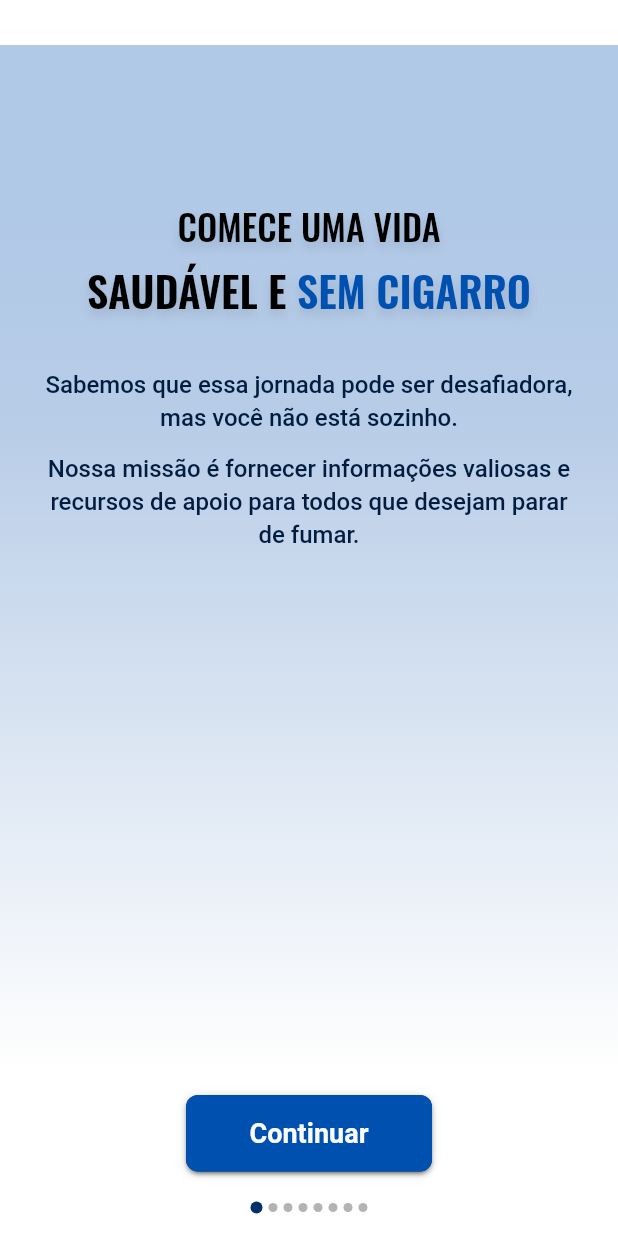
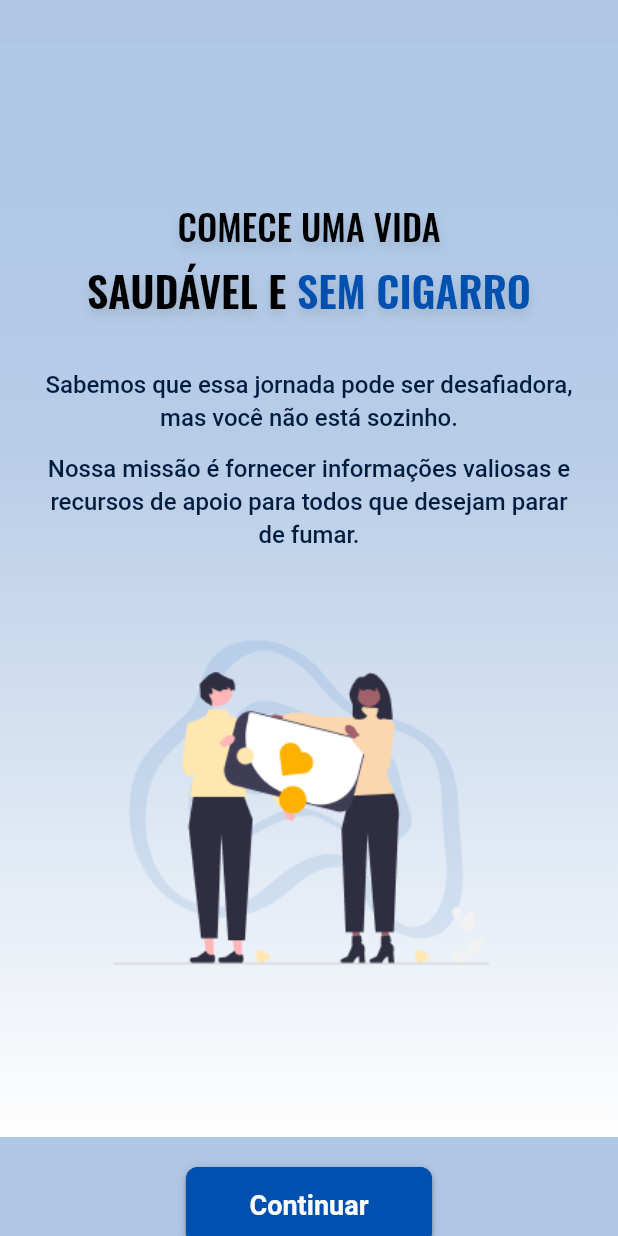
Before and after one commit to PipocaAgilDevs/cigarro-zero-app, a Flutter app: the screen it shows after launch, on a phone screen of 412 x 824 dp. Run offline on Flutter 3.47's test engine with Material 3 defaults, Android fonts, the phone set to English and light mode, and no system bars; drawn by our look-alikes of dots_indicator; our stand-ins replace google_fonts.

Commit message:
feat: onboarding one screen

```diff
--- a/lib/modules/onboarding/onboarding_screen.dart
+++ b/lib/modules/onboarding/onboarding_screen.dart
@@ -1,9 +1,8 @@
-import 'package:cigarrozeroapp/design_system/onboarding/background.dart';
 import 'package:flutter/material.dart';
 
 import '../../design_system/onboarding/custom_dot_indicator.dart';
 import '../../design_system/onboarding/onboarding_button.dart';
-import '../../design_system/onboarding/text_themes.dart';
+import 'widgets/onboarding_widget.dart';
 
 class OnboardingScreen extends StatefulWidget {
   const OnboardingScreen({super.key});
@@ -21,13 +20,13 @@ class _OnboardingScreenState extends State<OnboardingScreen> {
     final theme = Theme.of(context);
 
     return Scaffold(
+      backgroundColor: Color(0xFFAFC7E5),
       body: SingleChildScrollView(
         child: Column(
-          mainAxisAlignment: MainAxisAlignment.end,
           children: [
             const SizedBox(height: 30),
             SizedBox(
-              height: 680,
+              height: 728,
               child: PageView(
                 controller: _pageController,
                 onPageChanged: (index) {
@@ -35,53 +34,14 @@ class _OnboardingScreenState extends State<OnboardingScreen> {
                     _currentPage = index;
                   });
                 },
-                children: [
-                  Background(
-                    child: Column(
-                      children: [
-                        const SizedBox(height: 82),
-                        Text(
-                          'COMECE UMA VIDA',
-                          style: OnboardingDesignSystem.title,
-                        ),
-                        const SizedBox(height: 12),
-                        Text.rich(
-                          TextSpan(
-                            text: 'SAUDÁVEL E ',
-                            style: theme.textTheme.headlineLarge?.copyWith(
-                              color: Colors.black,
-                            ),
-                            children: [
-                              TextSpan(
-                                text: 'SEM CIGARRO',
-                                style: theme.textTheme.headlineLarge,
-                              ),
-                            ],
-                          ),
-                        ),
-                        const SizedBox(height: 34),
-                        Text(
-                          "Sabemos que essa jornada pode ser desafiadora, mas você não está sozinho.",
-                          style: theme.textTheme.titleSmall,
-                          textAlign: TextAlign.center,
-                        ),
-                        const SizedBox(height: 12),
-                        Text(
-                          "Nossa missão é fornecer informações valiosas e recursos de apoio para todos que desejam parar de fumar.",
-                          style: theme.textTheme.titleSmall,
-                          textAlign: TextAlign.center,
-                        ),
-                        const SizedBox(height: 20),
-                      ],
-                    ),
-                  ),
-                  const Center(child: Text('Page 2')),
-                  const Center(child: Text('Page 3')),
-                  const Center(child: Text('Page 4')),
-                  const Center(child: Text('Page 5')),
-                  const Center(child: Text('Page 6')),
-                  const Center(child: Text('Page 7')),
-                  const Center(child: Text('Page 8')),
+                children: const [
+                  OnboardingWidget(),
+                  Center(child: Text('Page 3')),
+                  Center(child: Text('Page 4')),
+                  Center(child: Text('Page 5')),
+                  Center(child: Text('Page 6')),
+                  Center(child: Text('Page 7')),
+                  Center(child: Text('Page 8')),
                 ],
               ),
             ),
--- /dev/null
+++ b/lib/modules/onboarding/widgets/onboarding_two_widget.dart
@@ -0,0 +1,56 @@
+import 'package:flutter/material.dart';
+
+import '../../../design_system/onboarding/background.dart';
+import '../../../design_system/onboarding/text_themes.dart';
+
+class OnboardingTwoWidget extends StatelessWidget {
+  const OnboardingTwoWidget({super.key});
+
+  @override
+  Widget build(BuildContext context) {
+    final theme = Theme.of(context);
+    return Background(
+      child: Column(
+        children: [
+          const SizedBox(height: 82),
+          Text(
+            'COMECE UMA VIDA',
+            style: OnboardingDesignSystem.title,
+          ),
+          const SizedBox(height: 12),
+          Text.rich(
+            TextSpan(
+              text: 'SAUDÁVEL E ',
+              style: theme.textTheme.headlineLarge?.copyWith(
+                color: Colors.black,
+              ),
+              children: [
+                TextSpan(
+                  text: 'SEM CIGARRO',
+                  style: theme.textTheme.headlineLarge,
+                ),
+              ],
+            ),
+          ),
+          const SizedBox(height: 34),
+          Text(
+            "Sabemos que essa jornada pode ser desafiadora, mas você não está sozinho.",
+            style: theme.textTheme.titleSmall,
+            textAlign: TextAlign.center,
+          ),
+          const SizedBox(height: 12),
+          Text(
+            "Nossa missão é fornecer informações valiosas e recursos de apoio para todos que desejam parar de fumar.",
+            style: theme.textTheme.titleSmall,
+            textAlign: TextAlign.center,
+          ),
+          const SizedBox(height: 41),
+          Image.asset(
+            'assets/images/image_onboarding_two.png',
+            width: 308,
+          ),
+        ],
+      ),
+    );
+  }
+}
--- /dev/null
+++ b/lib/modules/onboarding/widgets/onboarding_widget.dart
@@ -0,0 +1,61 @@
+import 'package:flutter/material.dart';
+
+import '../../../design_system/onboarding/background.dart';
+import '../../../design_system/onboarding/text_themes.dart';
+
+class OnboardingWidget extends StatelessWidget {
+  const OnboardingWidget({super.key});
+
+  @override
+  Widget build(BuildContext context) {
+    final theme = Theme.of(context);
+    return Background(
+      child: Column(
+        mainAxisAlignment: MainAxisAlignment.end,
+        children: [
+          const SizedBox(height: 82),
+          Text(
+            'COMECE UMA VIDA',
+            style: OnboardingDesignSystem.title,
+          ),
+          const SizedBox(height: 12),
+          Text.rich(
+            TextSpan(
+              text: 'SAUDÁVEL E ',
+              style: theme.textTheme.headlineLarge?.copyWith(
+                color: Colors.black,
+              ),
+              children: [
+                TextSpan(
+                  text: 'SEM CIGARRO',
+                  style: theme.textTheme.headlineLarge,
+                ),
+              ],
+            ),
+          ),
+          const SizedBox(height: 34),
+          Text(
+            "Sabemos que essa jornada pode ser desafiadora, mas você não está sozinho.",
+            style: theme.textTheme.titleSmall,
+            textAlign: TextAlign.center,
+          ),
+          const SizedBox(height: 12),
+          Text(
+            "Nossa missão é fornecer informações valiosas e recursos de apoio para todos que desejam parar de fumar.",
+            style: theme.textTheme.titleSmall,
+            textAlign: TextAlign.center,
+          ),
+          const SizedBox(height: 41),
+          Flexible(
+            child: Image.asset(
+              'assets/images/image_onboarding_one.png',
+              fit: BoxFit.scaleDown,
+              width: 308,
+            ),
+          ),
+          const SizedBox(height: 46),
+        ],
+      ),
+    );
+  }
+}
```
Also changed, not shown: assets/images/image_onboarding_one.png (added), assets/images/image_onboarding_two.png (added).
